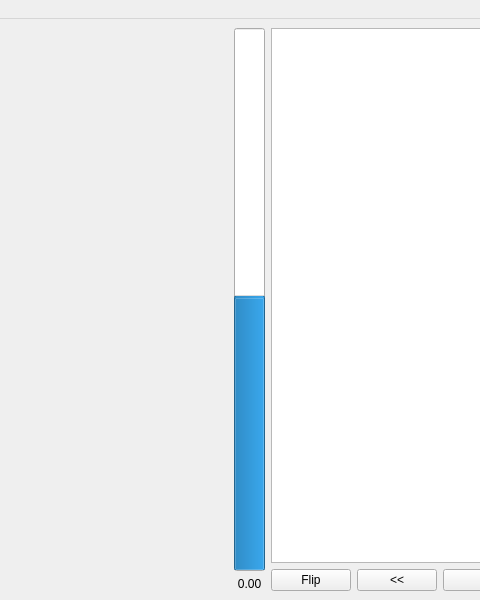
The window that chessgui.ui (xnscdev/chessgui) describes before a commit, drawn with Qt 5; both pictures show x 96 to 576 and y 0 to 600 of the 800 by 600 pixel window.
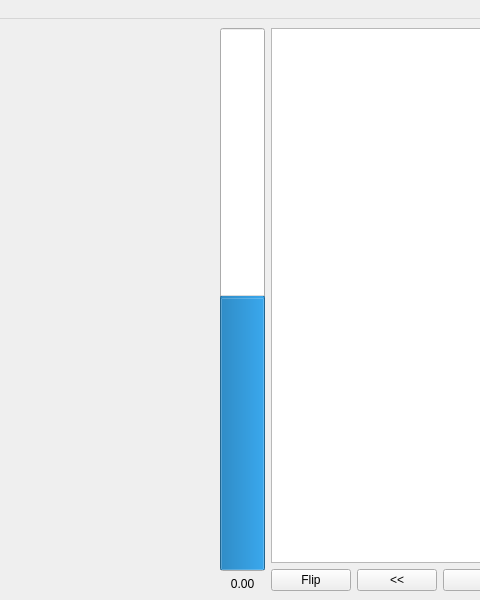
The same window after the commit. Custom widgets are drawn as their Qt base class.

Commit message: Fixed engine eval capped at ±10 cp

```diff
--- a/chessgui.ui
+++ b/chessgui.ui
@@ -20,7 +20,7 @@
    <string>Chess GUI</string>
   </property>
   <widget class="QWidget" name="centralwidget">
-   <layout class="QHBoxLayout" name="horizontalLayout" stretch="10,1,5">
+   <layout class="QHBoxLayout" name="horizontalLayout" stretch="20,3,8">
     <item>
      <layout class="QVBoxLayout" name="verticalLayout" stretch="1,20,1">
       <item>
```
The commit also changes 1 other file.
